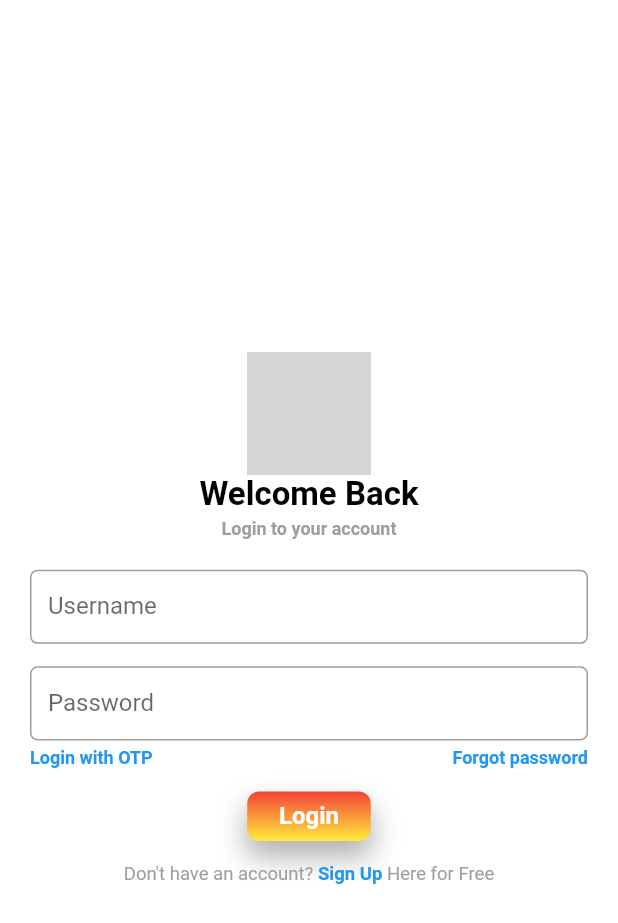
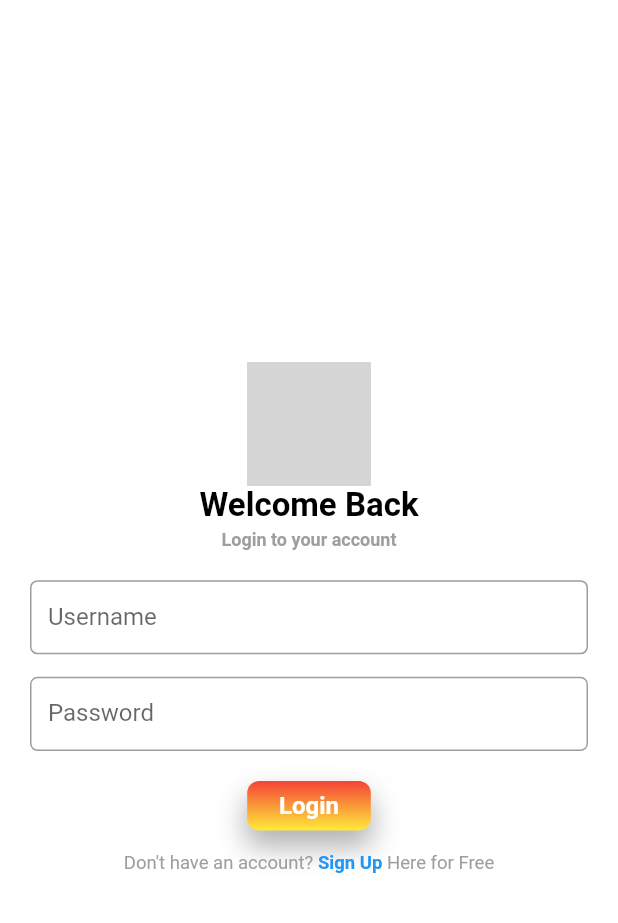
Before and after one commit to Abbasenso/MarryMe, a Flutter app: the screen it shows after launch, after a tap on "Login", on a phone screen of 412 x 824 dp. Shown: the top 923 px of the screen. Run offline on Flutter 3.47's test engine with Material 2 defaults, Android fonts, the phone set to English and light mode, and no system bars; our stand-ins replace animated_text_kit, carousel_pro, image_picker, pin_input_text_field, shared_preferences, sms_autofill; missing offline and left inert: flutter_otp; network calls fail; grey boxes are pictures that could not be loaded.

Commit message:
upadte page

```diff
--- a/lib/screens/final_login.dart
+++ b/lib/screens/final_login.dart
@@ -552,10 +552,10 @@ class _FinalLoginState extends State<FinalLogin> {
               child: Row(
                 mainAxisAlignment: MainAxisAlignment.spaceBetween,
                 crossAxisAlignment: CrossAxisAlignment.center,
-                children: [
-                  Text("Login with OTP",style: TextStyle(color: Colors.blue,fontWeight: FontWeight.bold,fontSize: 12),),
-                  Text("Forgot password",style: TextStyle(color: Colors.blue,fontWeight: FontWeight.bold,fontSize: 12),),
-                ],
+                //children: [
+                //  Text("Login with OTP",style: TextStyle(color: Colors.blue,fontWeight: FontWeight.bold,fontSize: 12),),
+                //  Text("Forgot password",style: TextStyle(color    : Colors.blue,fontWeight: FontWeight.bold,fontSize: 12),),
+               // ],
               ),
             ),
             SizedBox(height: 15,),
--- a/lib/screens/login.dart
+++ b/lib/screens/login.dart
@@ -87,7 +87,7 @@ class _loginState extends State<login> {
             crossAxisAlignment: CrossAxisAlignment.center,
             children: [
               SizedBox(height: MediaQuery.of(context).size.height*.7,),
-              Center(child: Text("New to Vivah.com?",style: TextStyle(color: Colors.white,fontSize: 17,fontWeight: FontWeight.bold),)),
+              Center(child: Text("New to MarryMe?",style: TextStyle(color: Colors.white,fontSize: 17,fontWeight: FontWeight.bold),)),
               SizedBox(height: 5,),
               GestureDetector(
                 child: Container(
```
